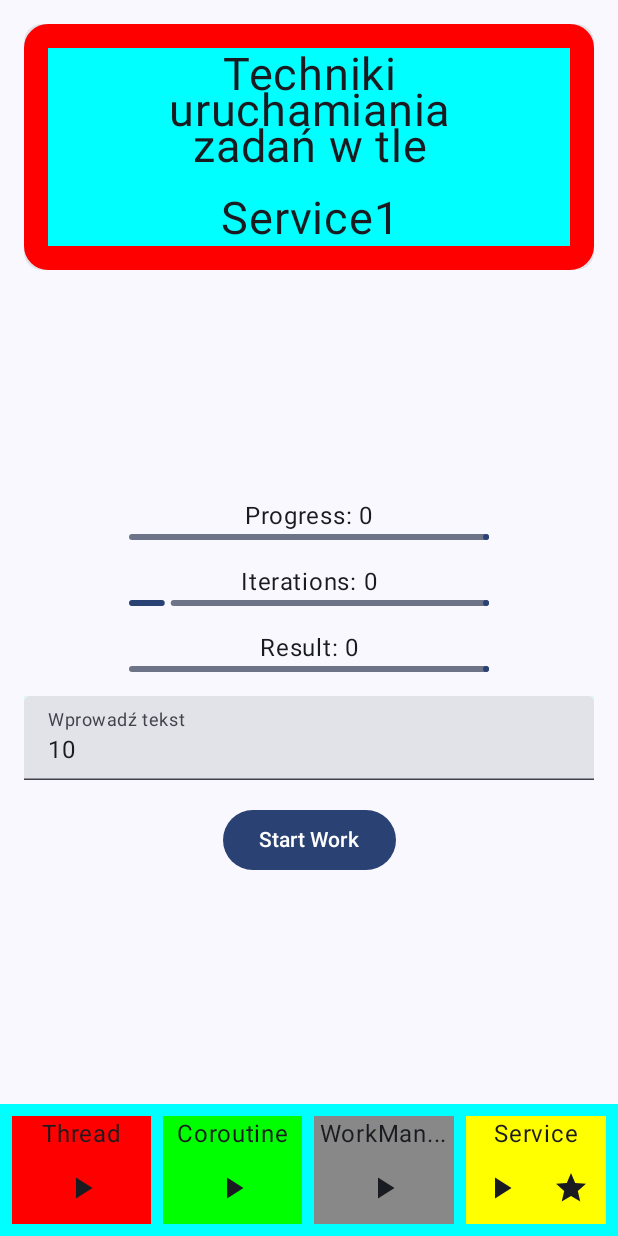
After one commit to aarciuch/W5TloCompse, an Android app built with Jetpack Compose: the composable Service1 shown on its own in the app's theme, on a phone screen of 412 x 824 dp. The commit adds this screen. Run offline under Robolectric (Android 15) with nearby library versions, the phone set to English and light mode, and no system bars; 1 statement that could not run was skipped.

Commit message:
Service1 z broadcast receiverem

```diff
--- a/app/build.gradle.kts
+++ b/app/build.gradle.kts
@@ -62,8 +62,10 @@ dependencies {
     implementation(libs.androidx.navigation.compose)
 
     // 🔌 Koin dla Compose i ViewModeli
+    implementation("io.insert-koin:koin-core:4.1.1")
     implementation(libs.koin.android)
     implementation(libs.koin.androidx.compose)
+    implementation("io.insert-koin:koin-compose-viewmodel:4.1.1")
 
     //WorkManager
     implementation(libs.androidx.work.runtime.ktx)
--- a/app/src/main/java/art/example/w4tlocompse/MainActivity.kt
+++ b/app/src/main/java/art/example/w4tlocompse/MainActivity.kt
@@ -18,6 +18,7 @@ import androidx.navigation.compose.rememberNavController
 import art.example.w4tlocompse.Screens.CoroutineA
 import art.example.w4tlocompse.Screens.MainScreen
 import art.example.w4tlocompse.Screens.Screens
+import art.example.w4tlocompse.Screens.Service1
 import art.example.w4tlocompse.Screens.WorkMan
 import art.example.w4tlocompse.ui.theme.W4TloCompseTheme
 
@@ -53,6 +54,9 @@ fun MainNavHost() {
         composable(route = Screens.WorkMan.name) {
             WorkMan(navController)
         }
+        composable(Screens.Service1.name) {
+            Service1(navController = navController)
+        }
     }
 
 
--- a/app/src/main/java/art/example/w4tlocompse/Screens/PasekDolny.kt
+++ b/app/src/main/java/art/example/w4tlocompse/Screens/PasekDolny.kt
@@ -4,10 +4,15 @@ import androidx.compose.foundation.background
 import androidx.compose.foundation.layout.Arrangement
 import androidx.compose.foundation.layout.Column
 import androidx.compose.foundation.layout.Row
+import androidx.compose.foundation.layout.fillMaxHeight
 import androidx.compose.foundation.layout.fillMaxWidth
+import androidx.compose.foundation.layout.height
 import androidx.compose.foundation.layout.padding
 import androidx.compose.material.icons.Icons
+import androidx.compose.material.icons.filled.Favorite
+import androidx.compose.material.icons.filled.FavoriteBorder
 import androidx.compose.material.icons.filled.PlayArrow
+import androidx.compose.material.icons.filled.Star
 import androidx.compose.material3.Icon
 import androidx.compose.material3.IconButton
 import androidx.compose.material3.Text
@@ -22,8 +27,9 @@ import androidx.navigation.NavController
 fun PasekDol(navController: NavController, modifier: Modifier) {
     Row(modifier
         .fillMaxWidth()
-        .background(Color.Cyan),
-        Arrangement.SpaceEvenly
+        .background(Color.Cyan)
+        .padding(4.dp),
+        Arrangement.Absolute.SpaceEvenly
     ) {
         Column(Modifier
             .padding(4.dp)
@@ -44,7 +50,8 @@ fun PasekDol(navController: NavController, modifier: Modifier) {
             horizontalAlignment = Alignment.CenterHorizontally
         ) {
             Text("Coroutine")
-            IconButton(onClick = {navController.navigate(Screens.Coroutine.name)}
+            IconButton(
+                onClick = {navController.navigate(Screens.Coroutine.name)}
             ) {
                 Icon(Icons.Default.PlayArrow, "Coroutine")
             }
@@ -56,7 +63,8 @@ fun PasekDol(navController: NavController, modifier: Modifier) {
             horizontalAlignment = Alignment.CenterHorizontally
         ) {
             Text("WorkMan...")
-            IconButton(onClick = {navController.navigate(Screens.WorkMan.name)}
+            IconButton(
+                onClick = {navController.navigate(Screens.WorkMan.name)}
             ) {
                 Icon(Icons.Default.PlayArrow, "WorkManager")
             }
@@ -68,9 +76,17 @@ fun PasekDol(navController: NavController, modifier: Modifier) {
             horizontalAlignment = Alignment.CenterHorizontally
         ) {
             Text("Service")
-            IconButton(onClick = {}
-            ) {
-                Icon(Icons.Default.PlayArrow, "Service")
+            Row(horizontalArrangement = Arrangement.Absolute.SpaceEvenly) {
+                IconButton(
+                    onClick = { navController.navigate(Screens.Service1.name) },
+                    Modifier.weight(1f)
+                ) {
+                    Icon(Icons.Default.PlayArrow, "Service1")
+                }
+                IconButton(onClick = {}, Modifier.weight(1f)
+                ) {
+                    Icon(Icons.Default.Star, "Service2")
+                }
             }
         }
     }
--- a/app/src/main/java/art/example/w4tlocompse/Screens/Screens.kt
+++ b/app/src/main/java/art/example/w4tlocompse/Screens/Screens.kt
@@ -4,5 +4,6 @@ enum class Screens {
     Thread,
     Coroutine,
     WorkMan,
-    //Service
+    Service1,
+    //Service2
 }
--- /dev/null
+++ b/app/src/main/java/art/example/w4tlocompse/Screens/Service1.kt
@@ -0,0 +1,16 @@
+package art.example.w4tlocompse.Screens
+
+import androidx.compose.material3.Scaffold
+import androidx.compose.runtime.Composable
+import androidx.compose.ui.Modifier
+import androidx.navigation.NavController
+
+@Composable
+fun Service1(navController: NavController) {
+    Scaffold(
+        topBar = { PasekGora(Modifier, Screens.Service1.name) },
+        bottomBar = {
+            PasekDol(navController = navController, modifier = Modifier)
+        },
+    ) { paddingValues -> Srodek(paddingValues, Screens.Service1.name) }
+}
--- a/app/src/main/java/art/example/w4tlocompse/Screens/Srodek.kt
+++ b/app/src/main/java/art/example/w4tlocompse/Screens/Srodek.kt
@@ -1,5 +1,10 @@
 package art.example.w4tlocompse.Screens
 
+import android.content.BroadcastReceiver
+import android.content.Context
+import android.content.Intent
+import android.content.IntentFilter
+import android.util.Log
 import androidx.compose.foundation.background
 import androidx.compose.foundation.layout.Arrangement
 import androidx.compose.foundation.layout.Column
@@ -16,6 +21,7 @@ import androidx.compose.material3.ProgressIndicatorDefaults
 import androidx.compose.material3.Text
 import androidx.compose.material3.TextField
 import androidx.compose.runtime.Composable
+import androidx.compose.runtime.DisposableEffect
 import androidx.compose.runtime.collectAsState
 import androidx.compose.runtime.getValue
 import androidx.compose.runtime.mutableStateOf
@@ -24,17 +30,59 @@ import androidx.compose.runtime.setValue
 import androidx.compose.ui.Alignment
 import androidx.compose.ui.Modifier
 import androidx.compose.ui.graphics.Color
+import androidx.compose.ui.platform.LocalContext
 import androidx.compose.ui.text.input.KeyboardType
 import androidx.compose.ui.unit.dp
+import androidx.lifecycle.Lifecycle
+import androidx.lifecycle.LifecycleEventObserver
+import androidx.lifecycle.compose.LocalLifecycleOwner
 import art.example.w4tlocompse.VM
 import org.koin.androidx.compose.koinViewModel
 
 @Composable
 fun Srodek(paddingValues: PaddingValues, zadanie: String, vm: VM = koinViewModel() ) {
+
     val progress by vm.progress.collectAsState()
     val iteracje by vm.iteracje.collectAsState()
     val result by vm.result.collectAsState()
     var input by remember { mutableStateOf(10) }
+    val context = LocalContext.current
+    val lifecycleOwner = LocalLifecycleOwner.current
+    DisposableEffect(lifecycleOwner) {
+
+        val myService1Receiver = object : BroadcastReceiver() {
+            override fun onReceive(
+                context: Context?,
+                intent: Intent?
+            ) {
+                intent?.let { intent ->
+                    vm.updateDataFromMyService1Broadcast(intent = intent)
+                    Log.i("TLO", "MyService1Receiver onReceive")
+                }
+            }
+        }
+        val myService1Filter = IntentFilter("MY_SERVICE1_UPDATE")
+
+        val observer = LifecycleEventObserver { _, event ->
+            when (event) {
+                Lifecycle.Event.ON_START -> {
+                    context.registerReceiver(myService1Receiver, myService1Filter,
+                        Context.RECEIVER_EXPORTED)
+                    Log.i("TLO", "Receiver registered")
+                }
+                Lifecycle.Event.ON_STOP -> {
+                    context.unregisterReceiver(myService1Receiver)
+                    Log.i("TLO", "Receiver unregistered")
+                }
+
+                else -> Unit
+            }
+        }
+        lifecycleOwner.lifecycle.addObserver(observer)
+        onDispose {
+            lifecycleOwner.lifecycle.removeObserver(observer = observer)
+        }
+    }
 
     Column(
         modifier = Modifier
@@ -90,6 +138,7 @@ fun Srodek(paddingValues: PaddingValues, zadanie: String, vm: VM = koinViewModel
                     Screens.Thread.name -> vm.startThread(input)
                     Screens.Coroutine.name -> vm.starCoroutine(input)
                     Screens.WorkMan.name -> vm.startWorkManagerTask(input)
+                    Screens.Service1.name -> vm.startMyService1(input)
                 }
             }
         ) {
```
Also changed, not shown: app/src/main/AndroidManifest.xml (+9 -0 lines), app/src/main/java/art/example/w4tlocompse/MyService1.kt (added, +69 -0 lines), app/src/main/java/art/example/w4tlocompse/MyService1BroadcastReceiver.kt (added, +15 -0 lines), app/src/main/java/art/example/w4tlocompse/Screens/MainScreen.kt (+14 -1 lines), app/src/main/java/art/example/w4tlocompse/VM.kt (+20 -0 lines).
